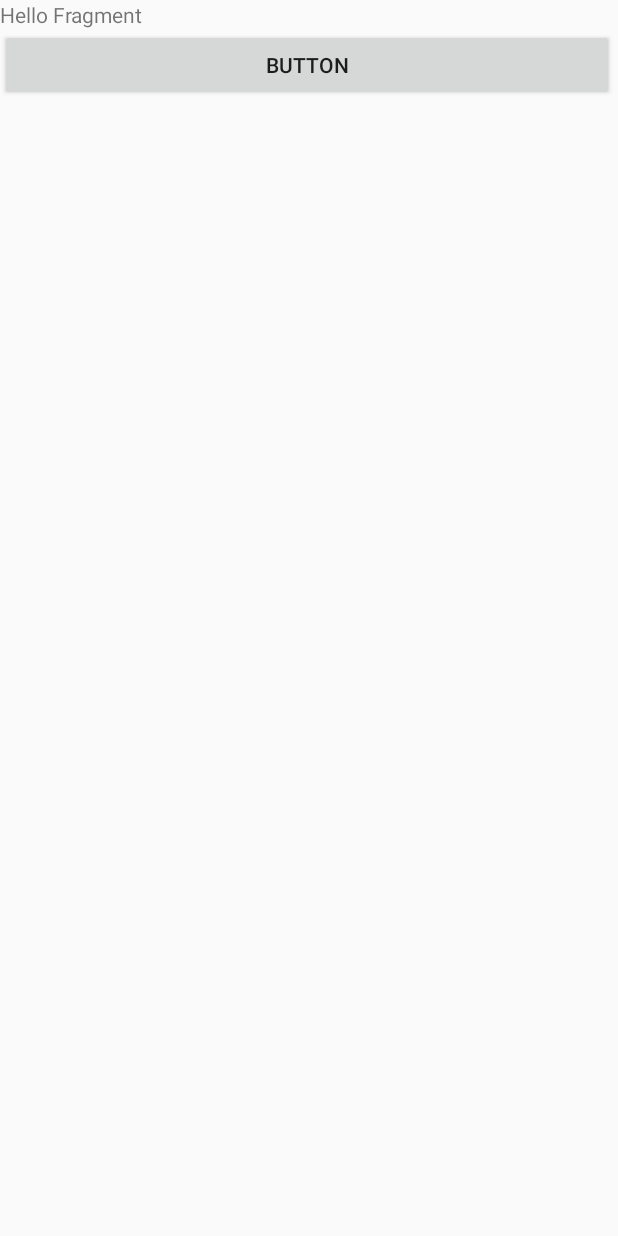
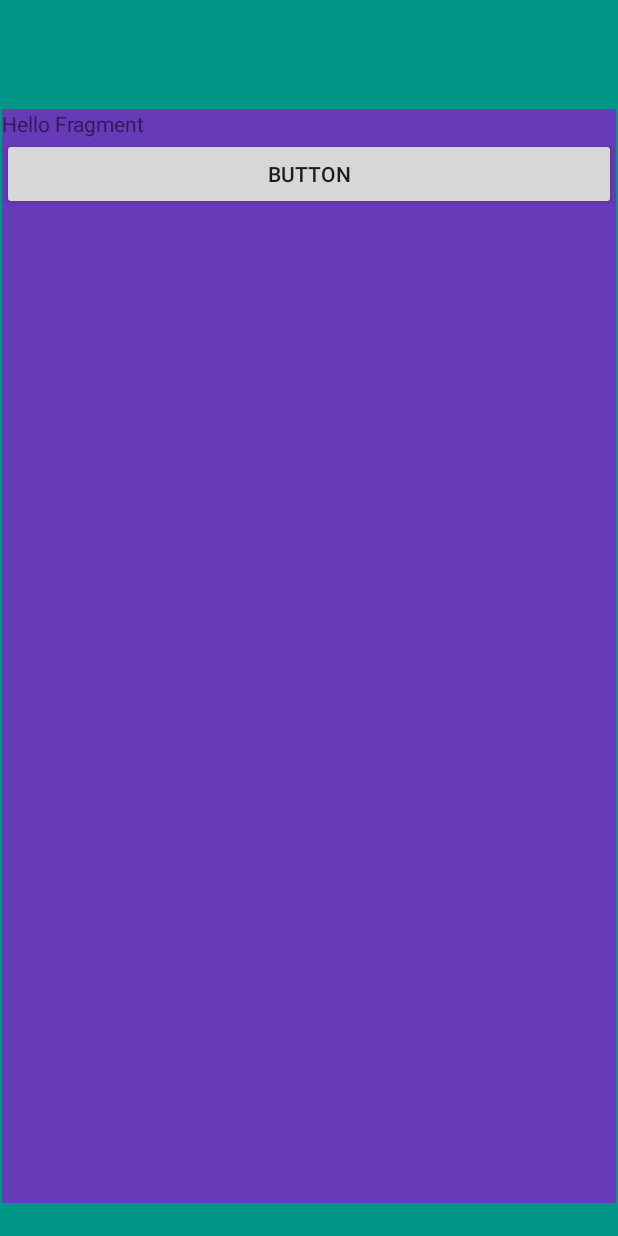
Before and after one commit to sahara-ooga/Android-Sample, an Android app: the screen it shows after launch (MainActivity), on a phone screen of 412 x 824 dp. Run offline under Robolectric (Android 15) with nearby library versions, the phone set to English and light mode, and no system bars.

Commit message:
add color

```diff
--- a/fragmentsample/app/src/main/res/layout/activity_main.xml
+++ b/fragmentsample/app/src/main/res/layout/activity_main.xml
@@ -1,15 +1,20 @@
 <?xml version="1.0" encoding="utf-8"?>
 <androidx.constraintlayout.widget.ConstraintLayout xmlns:android="http://schemas.android.com/apk/res/android"
+    xmlns:app="http://schemas.android.com/apk/res-auto"
     xmlns:tools="http://schemas.android.com/tools"
     android:layout_width="match_parent"
     android:layout_height="match_parent"
+    android:background="#009688"
     tools:context=".MainActivity">
 
     <LinearLayout
         android:id="@+id/container"
         android:layout_width="409dp"
         android:layout_height="729dp"
+        android:layout_marginTop="50dp"
         android:orientation="vertical"
-        tools:layout_editor_absoluteX="1dp"
-        tools:layout_editor_absoluteY="1dp"></LinearLayout>
+        app:layout_constraintBottom_toBottomOf="parent"
+        app:layout_constraintEnd_toEndOf="parent"
+        app:layout_constraintStart_toStartOf="parent"
+        app:layout_constraintTop_toTopOf="parent" />
 </androidx.constraintlayout.widget.ConstraintLayout>
--- a/fragmentsample/app/src/main/res/layout/fragment_main.xml
+++ b/fragmentsample/app/src/main/res/layout/fragment_main.xml
@@ -2,6 +2,7 @@
 <LinearLayout xmlns:android="http://schemas.android.com/apk/res/android"
     android:layout_width="match_parent"
     android:layout_height="match_parent"
+    android:background="#673AB7"
     android:orientation="vertical">
 
     <TextView
```
